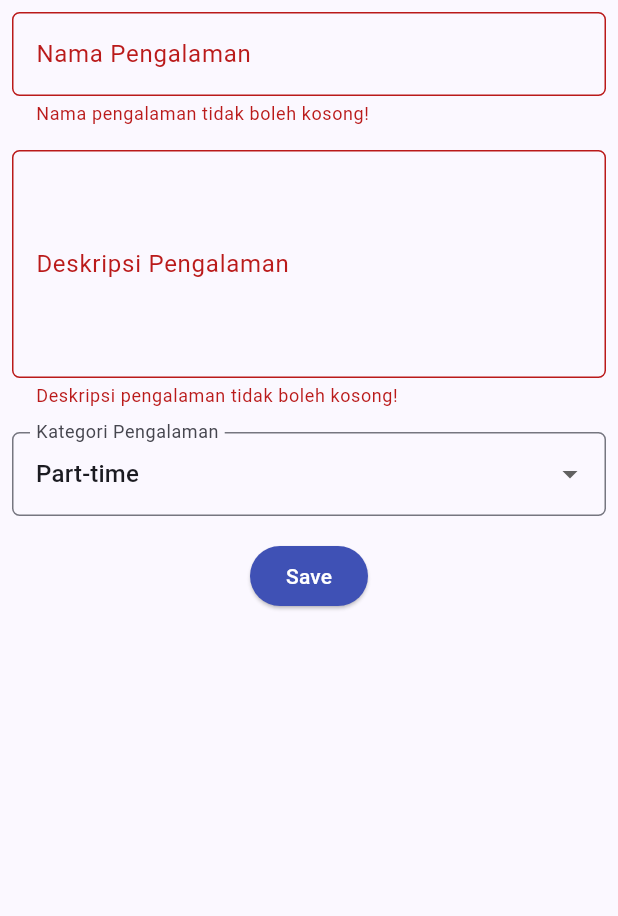
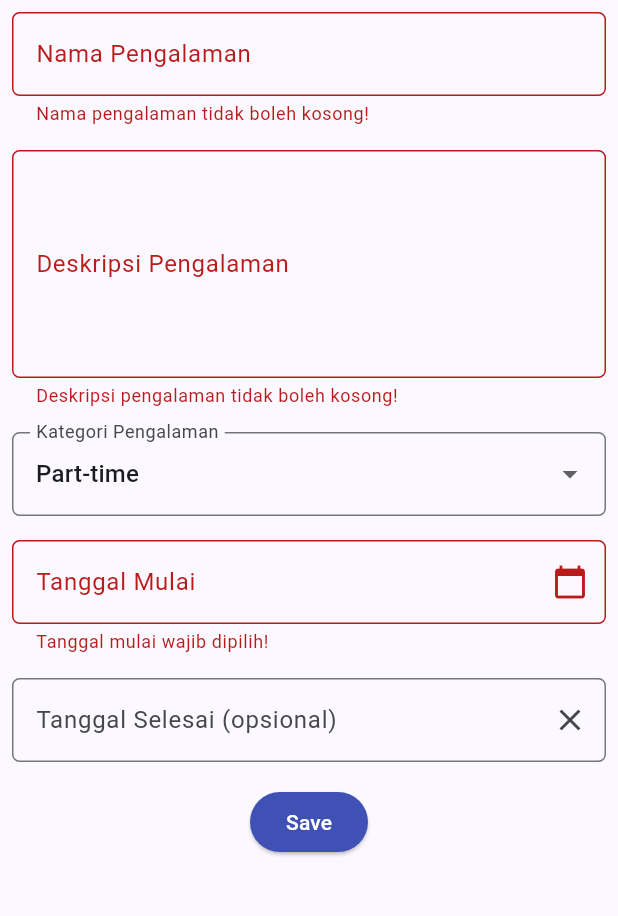
Before and after one commit to zidanfauzanikrar/myportofolio_mobile, a Flutter app: the ExperienceFormPage screen opened directly, after a tap on "Save", on a phone screen of 412 x 824 dp, the part 84-1000 px from its top. Run offline on Flutter 3.47's test engine with Material 3 defaults, Android fonts, the phone set to English and light mode, and no system bars; our stand-ins replace material_ui.

Commit message:
feat: Added start and end date field to experience, added max length validator, and changed menu to single scroll view

```diff
--- a/myportofolio_mobile/lib/screens/experience_form.dart
+++ b/myportofolio_mobile/lib/screens/experience_form.dart
@@ -10,6 +10,8 @@ class ExperienceFormPage extends StatefulWidget {
 
 class _ExperienceFormPageState extends State<ExperienceFormPage> {
   final _formKey = GlobalKey<FormState>();
+  final _startDateController = TextEditingController();
+  final _endDateController = TextEditingController();
 
   static const List<String> _categories = [
     'Part-time',
@@ -19,17 +21,61 @@ class _ExperienceFormPageState extends State<ExperienceFormPage> {
     'Other',
   ];
 
+  // Sesuaikan batas ini dengan aturan model Experience di Django.
+  static const int _maxNameLength = 100;
+  static const int _maxDescriptionLength = 500;
+
   String _experienceName = "";
   String _description = "";
   String _category = _categories.first; // default
+  DateTime? _startDate;
+  DateTime? _endDate;
+
+  @override
+  void dispose() {
+    _startDateController.dispose();
+    _endDateController.dispose();
+    super.dispose();
+  }
+
+  // Format tanggal YYYY-MM-DD
+  String _formatDate(DateTime date) {
+    final month = date.month.toString().padLeft(2, '0');
+    final day = date.day.toString().padLeft(2, '0');
+    return '${date.year}-$month-$day';
+  }
+
+  Future<void> _pickDate({required bool isStart}) async {
+    final picked = await showDatePicker(
+      context: context,
+      initialDate:
+          (isStart ? _startDate : _endDate) ?? _startDate ?? DateTime.now(),
+      firstDate: DateTime(1990),
+      lastDate: DateTime(2100),
+    );
+    if (picked == null || !mounted) return;
+    setState(() {
+      if (isStart) {
+        _startDate = picked;
+        _startDateController.text = _formatDate(picked);
+      } else {
+        _endDate = picked;
+        _endDateController.text = _formatDate(picked);
+      }
+    });
+  }
 
   // Mengosongkan form sekaligus variabel penampungnya
   void _resetForm() {
     _formKey.currentState!.reset();
+    _startDateController.clear();
+    _endDateController.clear();
     setState(() {
       _experienceName = "";
       _description = "";
       _category = _categories.first;
+      _startDate = null;
+      _endDate = null;
     });
   }
 
@@ -72,6 +118,9 @@ class _ExperienceFormPageState extends State<ExperienceFormPage> {
                     if (value == null || value.trim().isEmpty) {
                       return "Nama pengalaman tidak boleh kosong!";
                     }
+                    if (value.trim().length > _maxNameLength) {
+                      return "Nama pengalaman maksimal $_maxNameLength karakter!";
+                    }
                     return null;
                   },
                 ),
@@ -97,6 +146,9 @@ class _ExperienceFormPageState extends State<ExperienceFormPage> {
                   validator: (String? value) {
                     if (value == null || value.trim().isEmpty) {
                       return "Deskripsi pengalaman tidak boleh kosong!";
+                    }
+                    if (value.trim().length > _maxDescriptionLength) {
+                      return "Deskripsi maksimal $_maxDescriptionLength karakter!";
                     }
                     return null;
                   },
@@ -128,6 +180,64 @@ class _ExperienceFormPageState extends State<ExperienceFormPage> {
                 ),
               ),
 
+              // === Start Date (wajib) ===
+              Padding(
+                padding: const EdgeInsets.all(8.0),
+                child: TextFormField(
+                  controller: _startDateController,
+                  readOnly: true,
+                  onTap: () => _pickDate(isStart: true),
+                  decoration: InputDecoration(
+                    hintText: "Pilih tanggal mulai",
+                    labelText: "Tanggal Mulai",
+                    suffixIcon: const Icon(Icons.calendar_today),
+                    border: OutlineInputBorder(
+                      borderRadius: BorderRadius.circular(5.0),
+                    ),
+                  ),
+                  validator: (String? value) {
+                    if (_startDate == null) {
+                      return "Tanggal mulai wajib dipilih!";
+                    }
+                    return null;
+                  },
+                ),
+              ),
+
+              // === End Date (opsional) ===
+              Padding(
+                padding: const EdgeInsets.all(8.0),
+                child: TextFormField(
+                  controller: _endDateController,
+                  readOnly: true,
+                  onTap: () => _pickDate(isStart: false),
+                  decoration: InputDecoration(
+                    hintText: "Kosongkan jika masih berlangsung",
+                    labelText: "Tanggal Selesai (opsional)",
+                    suffixIcon: IconButton(
+                      icon: const Icon(Icons.clear),
+                      onPressed: () {
+                        setState(() {
+                          _endDate = null;
+                          _endDateController.clear();
+                        });
+                      },
+                    ),
+                    border: OutlineInputBorder(
+                      borderRadius: BorderRadius.circular(5.0),
+                    ),
+                  ),
+                  validator: (String? value) {
+                    if (_endDate != null &&
+                        _startDate != null &&
+                        _endDate!.isBefore(_startDate!)) {
+                      return "Tanggal selesai tidak boleh sebelum tanggal mulai!";
+                    }
+                    return null;
+                  },
+                ),
+              ),
+
               // === Tombol Simpan ===
               Align(
                 alignment: Alignment.bottomCenter,
@@ -152,6 +262,10 @@ class _ExperienceFormPageState extends State<ExperienceFormPage> {
                                     Text('Nama: $_experienceName'),
                                     Text('Deskripsi: $_description'),
                                     Text('Kategori: $_category'),
+                                    Text('Mulai: ${_formatDate(_startDate!)}'),
+                                    Text(
+                                      'Selesai: ${_endDate == null ? 'Masih berlangsung' : _formatDate(_endDate!)}',
+                                    ),
                                   ],
                                 ),
                               ),
```
Also changed, not shown: myportofolio_mobile/lib/screens/menu.dart (+11 -12 lines).
